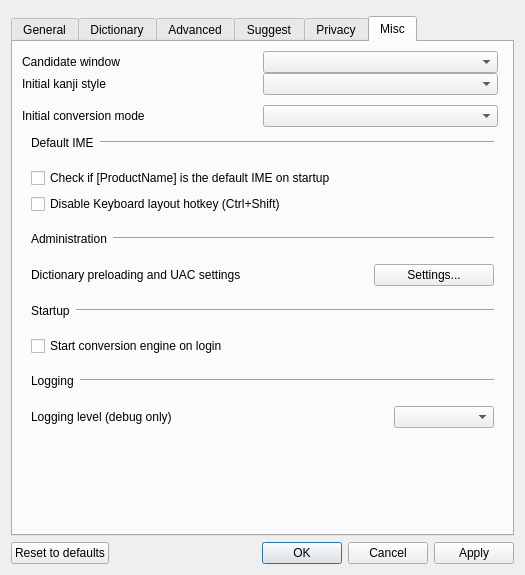
Old version of the form src/gui/config_dialog/config_dialog.ui in the repository marinaMoji/marinaMoji.
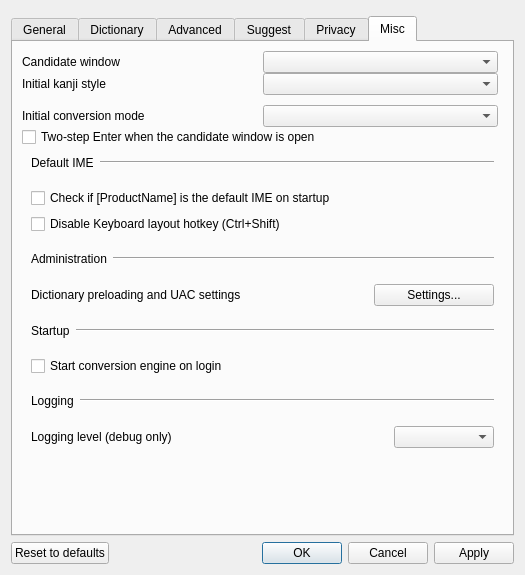
New version of the form. The open tabs and pages were chosen to show the change. Custom widgets are drawn as their Qt base class.

Commit message:
Add optional two-step Enter when the candidate window is open
The first Enter accepts the highlighted candidate and leaves it underlined; the second inserts it. Off by default on every platform, so one-Enter commit stays the usual behavior.

Diff of the .ui file:
```diff
--- a/src/gui/config_dialog/config_dialog.ui
+++ b/src/gui/config_dialog/config_dialog.ui
@@ -1734,6 +1734,16 @@
            </layout>
           </widget>
          </item>
+         <item>
+          <widget class="QCheckBox" name="twoStepCommitCheckBox">
+           <property name="text">
+            <string>Two-step Enter when the candidate window is open</string>
+           </property>
+           <property name="toolTip">
+            <string>The first Enter accepts the highlighted candidate and leaves it underlined. The second Enter inserts it into the document. A reading with no candidate window still inserts on one Enter.</string>
+           </property>
+          </widget>
+         </item>
          <item>
           <widget class="QWidget" name="miscDefaultIMEWidget" native="true">
            <property name="sizePolicy">
```
The commit also changes 14 other files.
